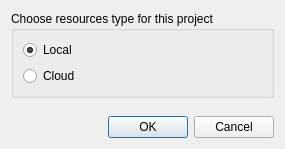
Old version of the form gns3/ui/resources_type_dialog.ui in the repository GNS3/gns3-gui.
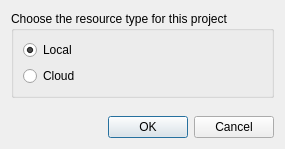
New version of the form.

```diff
--- a/gns3/ui/resources_type_dialog.ui
+++ b/gns3/ui/resources_type_dialog.ui
@@ -17,7 +17,7 @@
    <item>
     <widget class="QGroupBox" name="groupBox">
      <property name="title">
-      <string>Choose resources type for this project</string>
+      <string>Choose the resource type for this project</string>
      </property>
      <layout class="QVBoxLayout" name="verticalLayout">
       <item>
```
